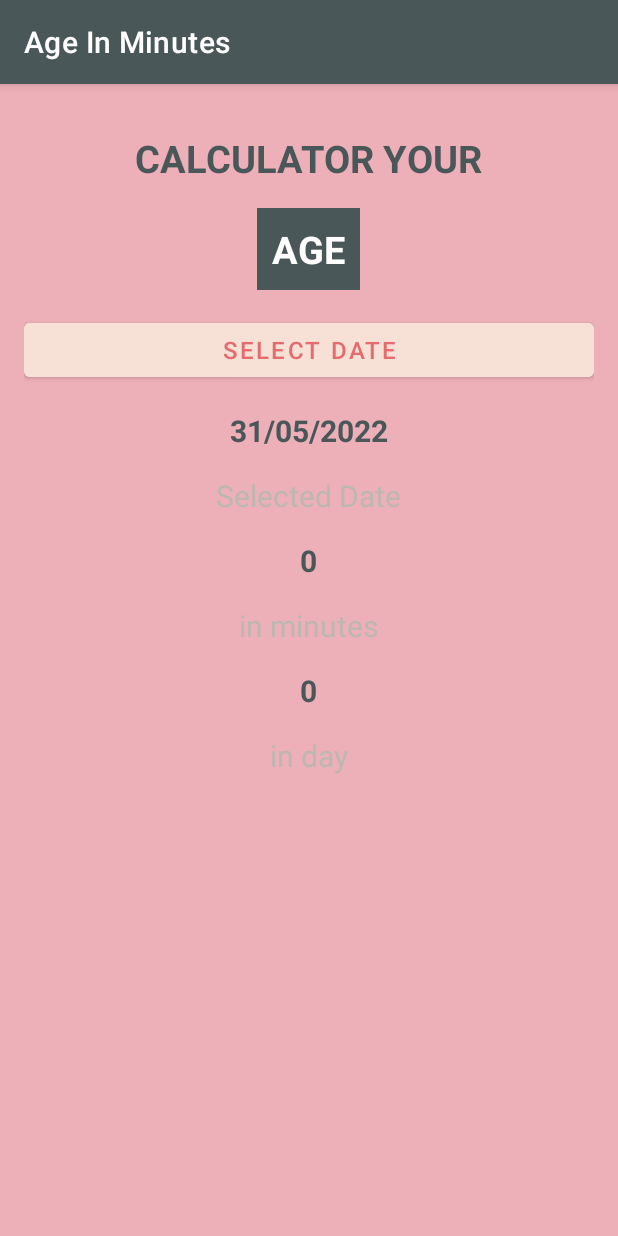
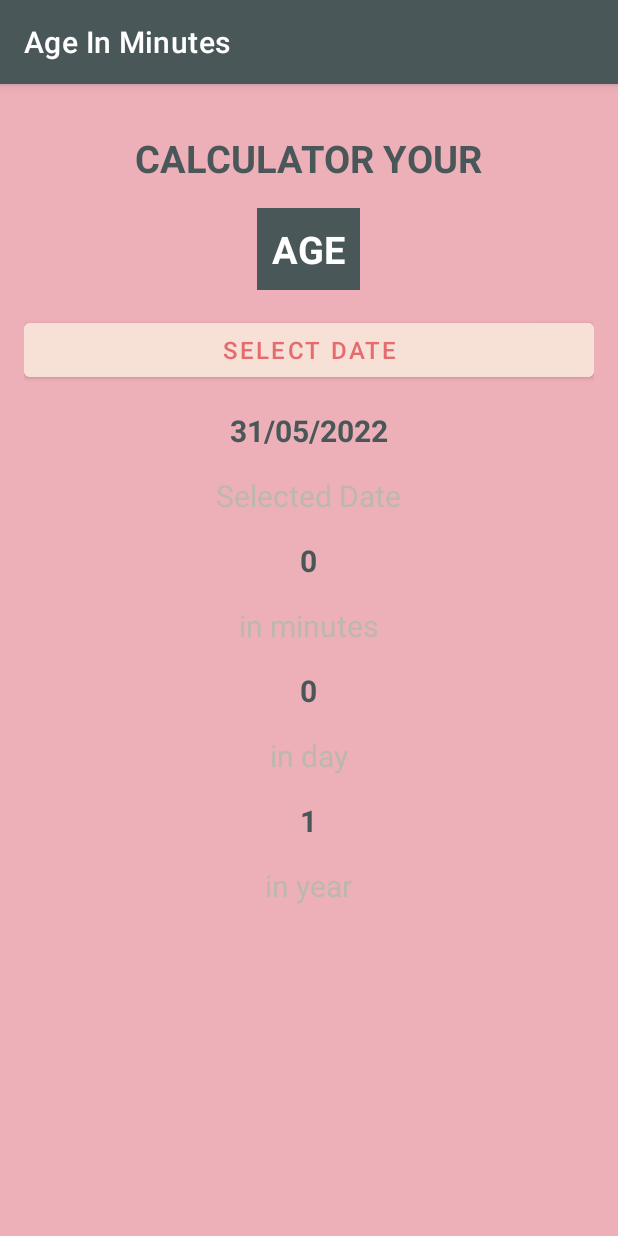
Before and after one commit to clamp1981/DOBCalc, an Android app: the screen it shows after launch (MainActivity), on a phone screen of 412 x 824 dp. Run offline under Robolectric (Android 15) with nearby library versions, the phone set to English and light mode, and no system bars.

Commit message:
style : add TextView for year

```diff
--- a/app/src/main/res/layout/activity_main.xml
+++ b/app/src/main/res/layout/activity_main.xml
@@ -159,4 +159,34 @@
         app:layout_constraintRight_toRightOf="parent"
         app:layout_constraintTop_toTopOf="parent"
         app:layout_constraintVertical_bias="0.055" />
+
+    <TextView
+        android:id="@+id/tvAgeInYear"
+        android:layout_width="wrap_content"
+        android:layout_height="wrap_content"
+        android:layout_marginTop="16dp"
+        android:fontFamily="sans-serif"
+        android:text="1"
+        android:textStyle="bold"
+        android:textColor="#4A5759"
+        android:textSize="20sp"
+        app:layout_constraintBottom_toBottomOf="parent"
+        app:layout_constraintLeft_toLeftOf="parent"
+        app:layout_constraintRight_toRightOf="parent"
+        app:layout_constraintTop_toTopOf="parent"
+        app:layout_constraintVertical_bias="0.055" />
+
+    <TextView
+        android:layout_width="wrap_content"
+        android:layout_height="wrap_content"
+        android:layout_marginTop="16dp"
+        android:fontFamily="sans-serif"
+        android:text="in year"
+        android:textColor="@color/slectedTxtColor"
+        android:textSize="20sp"
+        app:layout_constraintBottom_toBottomOf="parent"
+        app:layout_constraintLeft_toLeftOf="parent"
+        app:layout_constraintRight_toRightOf="parent"
+        app:layout_constraintTop_toTopOf="parent"
+        app:layout_constraintVertical_bias="0.055" />
 </LinearLayout>
```
